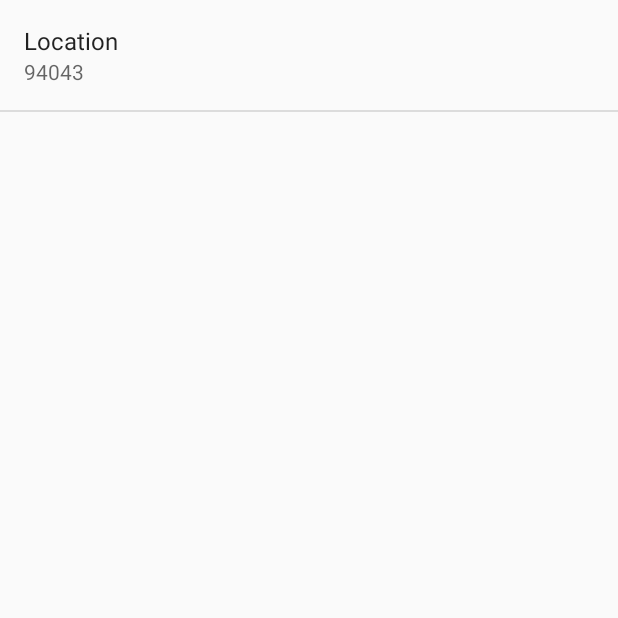
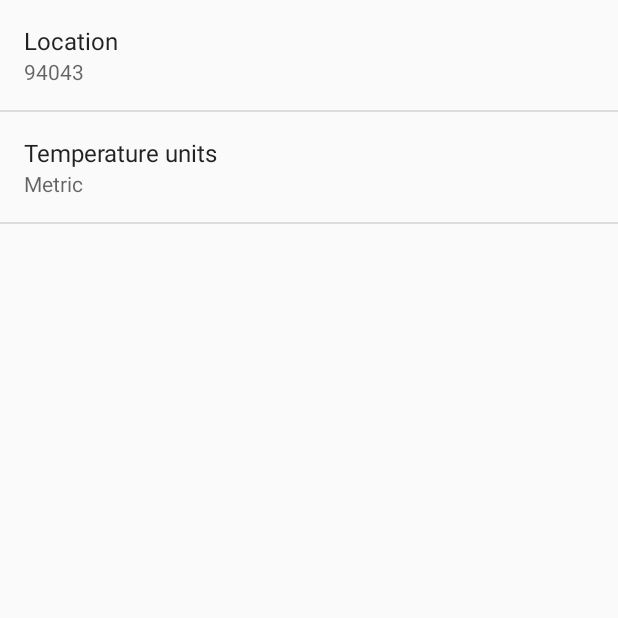
Before and after one commit to phss/Sunshine-Version-2-my-version, an Android app: the SettingsActivity screen opened directly, with no data from a screen before it, on a phone screen of 412 x 824 dp, the top half of it. Run offline under Robolectric (Android 15) with nearby library versions, the phone set to English and light mode, and no system bars.

Commit message:
Add temperature scale preference

```diff
--- a/app/src/main/java/com/example/android/sunshine/app/activity/SettingsActivity.java
+++ b/app/src/main/java/com/example/android/sunshine/app/activity/SettingsActivity.java
@@ -5,6 +5,7 @@ import android.preference.ListPreference;
 import android.preference.Preference;
 import android.preference.PreferenceActivity;
 import android.preference.PreferenceManager;
+import android.util.Log;
 
 import com.example.android.sunshine.app.R;
 
@@ -24,6 +25,7 @@ public class SettingsActivity extends PreferenceActivity
         super.onCreate(savedInstanceState);
         addPreferencesFromResource(R.xml.pref_general);
         bindPreferenceSummaryToValue(findPreference(getString(R.string.pref_location_key)));
+        bindPreferenceSummaryToValue(findPreference(getString(R.string.pref_temperature_key)));
     }
 
     /**
@@ -52,6 +54,7 @@ public class SettingsActivity extends PreferenceActivity
             // the preference's 'entries' list (since they have separate labels/values).
             ListPreference listPreference = (ListPreference) preference;
             int prefIndex = listPreference.findIndexOfValue(stringValue);
+            Log.v("BLAH", stringValue + ": " + prefIndex);
             if (prefIndex >= 0) {
                 preference.setSummary(listPreference.getEntries()[prefIndex]);
             }
--- a/app/src/main/java/com/example/android/sunshine/app/fragment/ForecastFragment.java
+++ b/app/src/main/java/com/example/android/sunshine/app/fragment/ForecastFragment.java
@@ -84,7 +84,8 @@ public class ForecastFragment extends Fragment {
     private AsyncTask<String, Void, String[]> populateForecastList() {
         SharedPreferences preferences = PreferenceManager.getDefaultSharedPreferences(getActivity());
         String location = preferences.getString(getString(R.string.pref_location_key), getString(R.string.pref_location_default));
-        return new FetchWeatherTask(forecastListAdapter).execute(location);
+        String temperature = preferences.getString(getString(R.string.pref_temperature_key), getString(R.string.pref_temperature_default));
+        return new FetchWeatherTask(forecastListAdapter).execute(location, temperature);
     }
 
 }
--- a/app/src/main/java/com/example/android/sunshine/app/task/FetchWeatherTask.java
+++ b/app/src/main/java/com/example/android/sunshine/app/task/FetchWeatherTask.java
@@ -36,12 +36,12 @@ public class FetchWeatherTask extends AsyncTask<String, Void, String[]> {
     }
 
     @Override
-    protected String[] doInBackground(String... locations) {
+    protected String[] doInBackground(String... params) {
         try {
             Uri uri = Uri.parse("http://api.openweathermap.org/data/2.5/forecast/daily").buildUpon()
-                    .appendQueryParameter("q", locations[0])
+                    .appendQueryParameter("q", params[0])
                     .appendQueryParameter("mode", "json")
-                    .appendQueryParameter("units", "metric")
+                    .appendQueryParameter("units", params[1])
                     .appendQueryParameter("cnt", "7")
                     .appendQueryParameter("APPID", BuildConfig.OPEN_WEATHER_MAP_API_KEY)
                     .build();
--- a/app/src/main/res/values/strings.xml
+++ b/app/src/main/res/values/strings.xml
@@ -11,4 +11,15 @@
     <string name="pref_location_label">Location</string>
     <string name="pref_location_key" translatable="false">location</string>
     <string name="pref_location_default" translatable="false">94043</string>
+    <string name="pref_temperature_label">Temperature units</string>
+    <string name="pref_temperature_key" translatable="false">temperature</string>
+    <string name="pref_temperature_default" translatable="false">metric</string>
+    <string-array name="pref_temperature_entries">
+        <item>Metric</item>
+        <item>Imperial</item>
+    </string-array>
+    <string-array name="pref_temperature_entry_values">
+        <item>metric</item>
+        <item>imperial</item>
+    </string-array>
 </resources>
--- a/app/src/main/res/xml/pref_general.xml
+++ b/app/src/main/res/xml/pref_general.xml
@@ -10,4 +10,11 @@
         android:inputType="text"
         android:singleLine="true" />
 
+    <ListPreference
+        android:title="@string/pref_temperature_label"
+        android:key="@string/pref_temperature_key"
+        android:defaultValue="@string/pref_temperature_default"
+        android:entries="@array/pref_temperature_entries"
+        android:entryValues="@array/pref_temperature_entry_values" />
+
 </PreferenceScreen>
```
